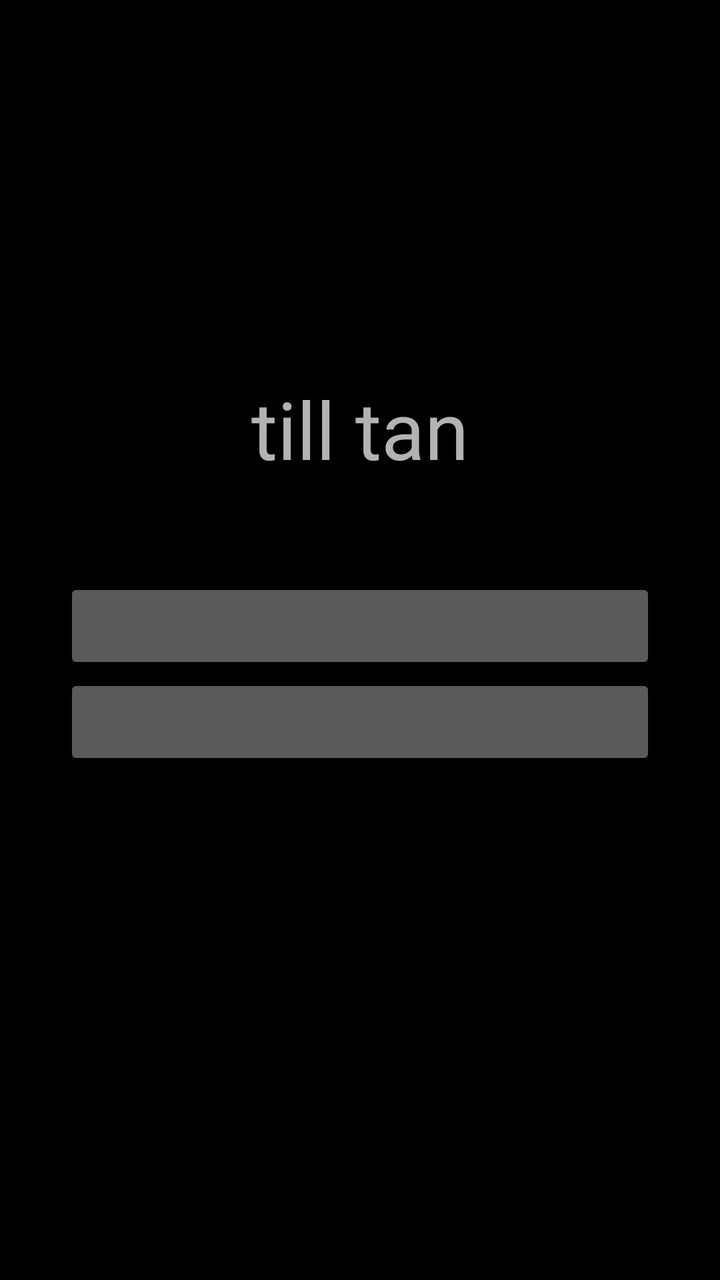
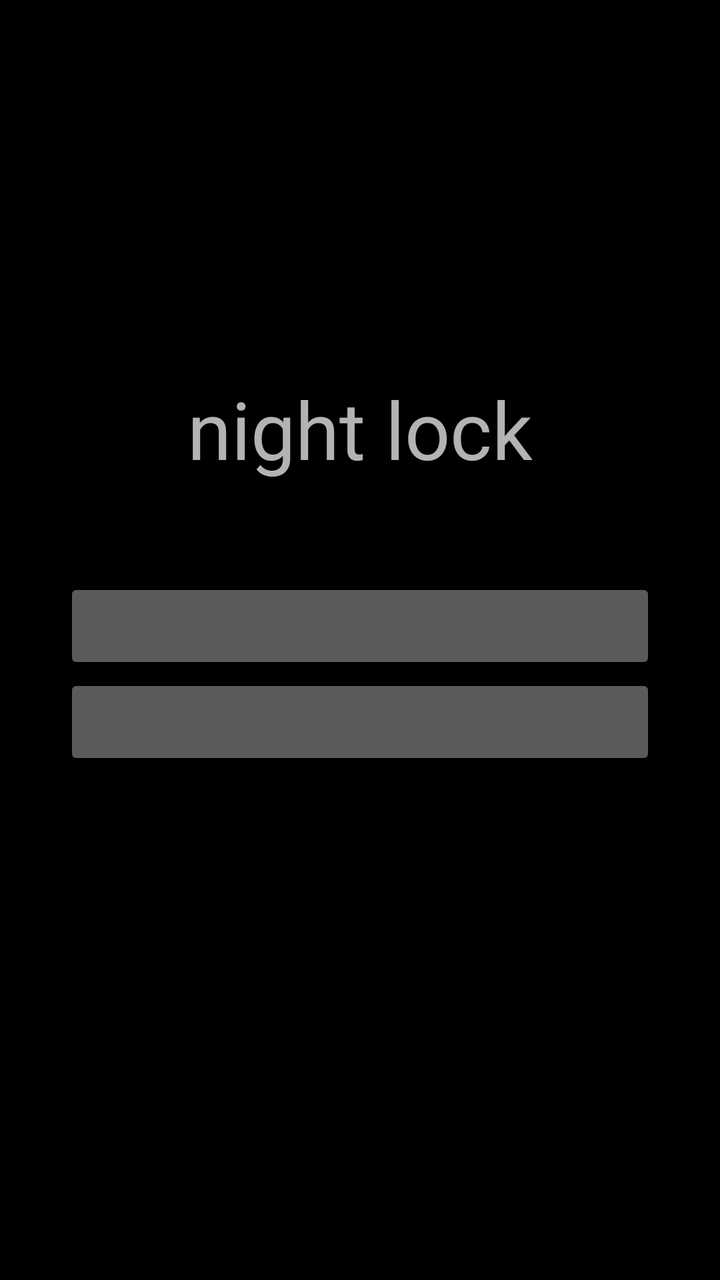

The first picture is an Android layout as it rendered before a commit; the second is the same layout after the commit. The layout source and the unified diff follow.
<!-- AndroidManifest.xml: application theme Theme.Tilltan -->
<!-- res/layout/main.xml -->
<?xml version="1.0" encoding="utf-8"?>
<LinearLayout xmlns:android="http://schemas.android.com/apk/res/android"
    android:layout_width="match_parent"
    android:layout_height="match_parent"
    android:orientation="vertical"
    android:gravity="center"
    android:padding="32dp">

    <TextView
        android:text="@string/till_tan"
        android:textSize="40sp"
        android:layout_marginBottom="48dp"
        android:layout_width="wrap_content"
        android:layout_height="wrap_content" />

    <Button
        android:id="@+id/start"
        android:layout_width="match_parent"
        android:layout_height="wrap_content" />

    <Button
        android:id="@+id/end"
        android:layout_width="match_parent"
        android:layout_height="wrap_content" />

    <TextView
        android:id="@+id/status"
        android:layout_marginTop="48dp"
        android:textSize="14sp"
        android:textIsSelectable="true"
        android:layout_width="match_parent"
        android:layout_height="wrap_content" />
</LinearLayout>
<!-- resources referenced by this layout -->
<resources>
  <string name="till_tan">till tan</string>
  <style name="Theme.Tilltan" parent="android:Theme.Material.NoActionBar">
          <item name="android:windowBackground">@android:color/black</item>
      </style>
</resources>

<!-- the commit's change to res/layout/main.xml (unified diff, before → after) -->
@@ -7,7 +7,7 @@
     android:padding="32dp">
 
     <TextView
-        android:text="@string/till_tan"
+        android:text="@string/app_name"
         android:textSize="40sp"
         android:layout_marginBottom="48dp"
         android:layout_width="wrap_content"
<!-- resource entries referenced after the edit -->
@@ -1,6 +1,6 @@
 <!-- resources referenced by this layout -->
 <resources>
-  <string name="till_tan">till tan</string>
+  <string name="app_name">night lock</string>
   <style name="Theme.Tilltan" parent="android:Theme.Material.NoActionBar">
           <item name="android:windowBackground">@android:color/black</item>
       </style>
